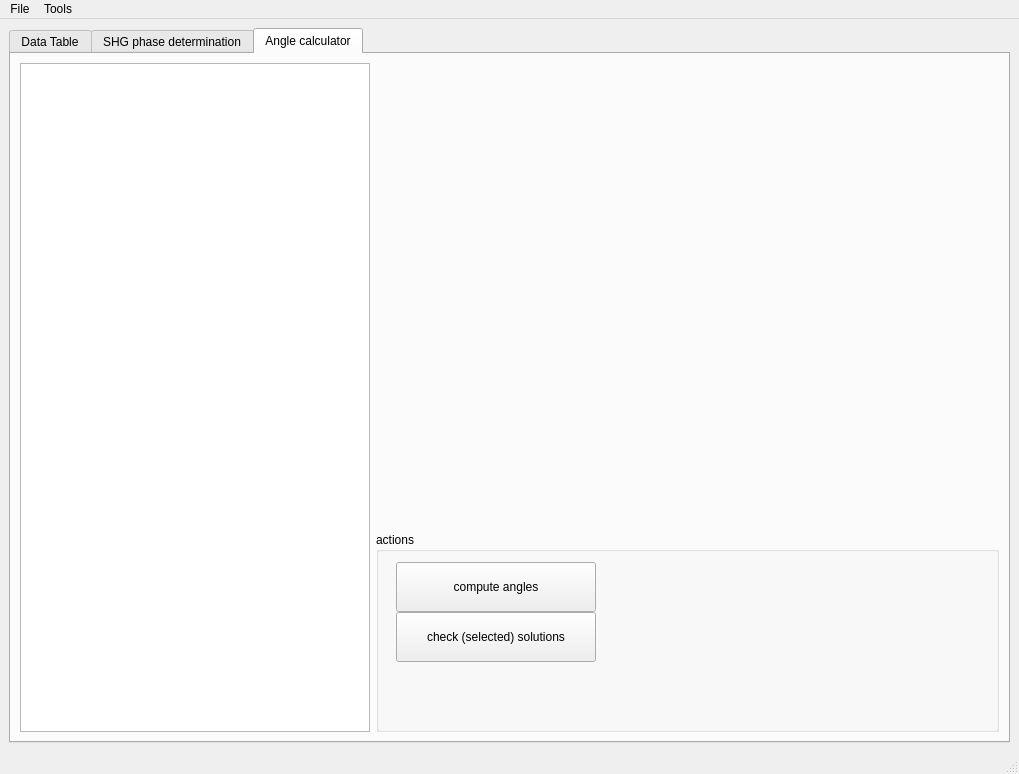
Old version of the form src/main/python/easyAMPS_maingui.ui in the repository bd-delnatan/easyAMPS.
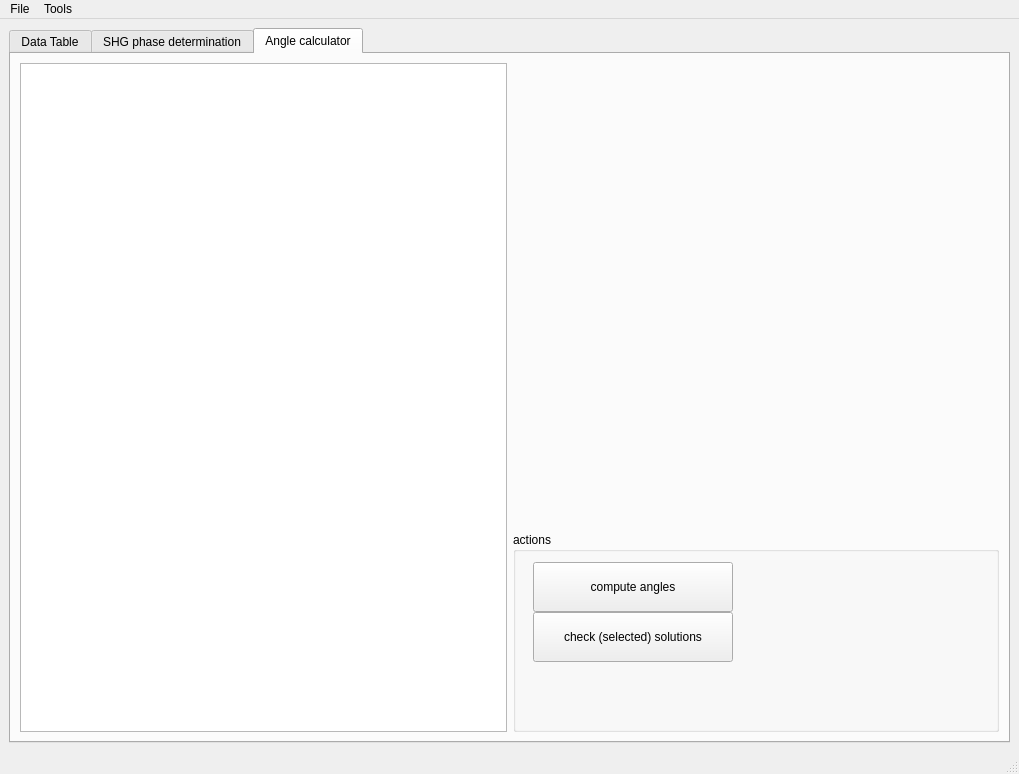
New version of the form. The open tabs and pages were chosen to show the change. Custom widgets are drawn as their Qt base class.

```diff
--- a/src/main/python/easyAMPS_maingui.ui
+++ b/src/main/python/easyAMPS_maingui.ui
@@ -395,7 +395,7 @@
         <item>
          <widget class="DataFrameWidget" name="calculatorTableWidget">
           <property name="sizePolicy">
-           <sizepolicy hsizetype="Preferred" vsizetype="Expanding">
+           <sizepolicy hsizetype="Expanding" vsizetype="Expanding">
             <horstretch>0</horstretch>
             <verstretch>0</verstretch>
            </sizepolicy>
@@ -406,6 +406,12 @@
             <height>100</height>
            </size>
           </property>
+          <property name="maximumSize">
+           <size>
+            <width>500</width>
+            <height>16777215</height>
+           </size>
+          </property>
          </widget>
         </item>
         <item>
```
Left out of the diff: 2 changed lines with no effect on the pictures.
